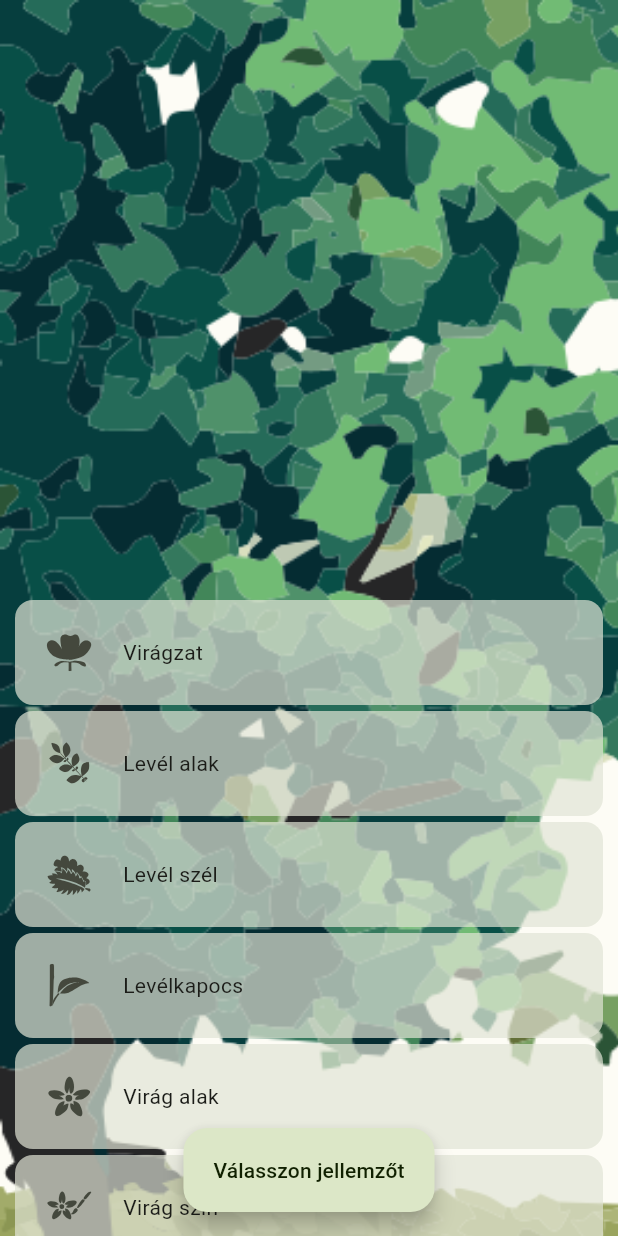
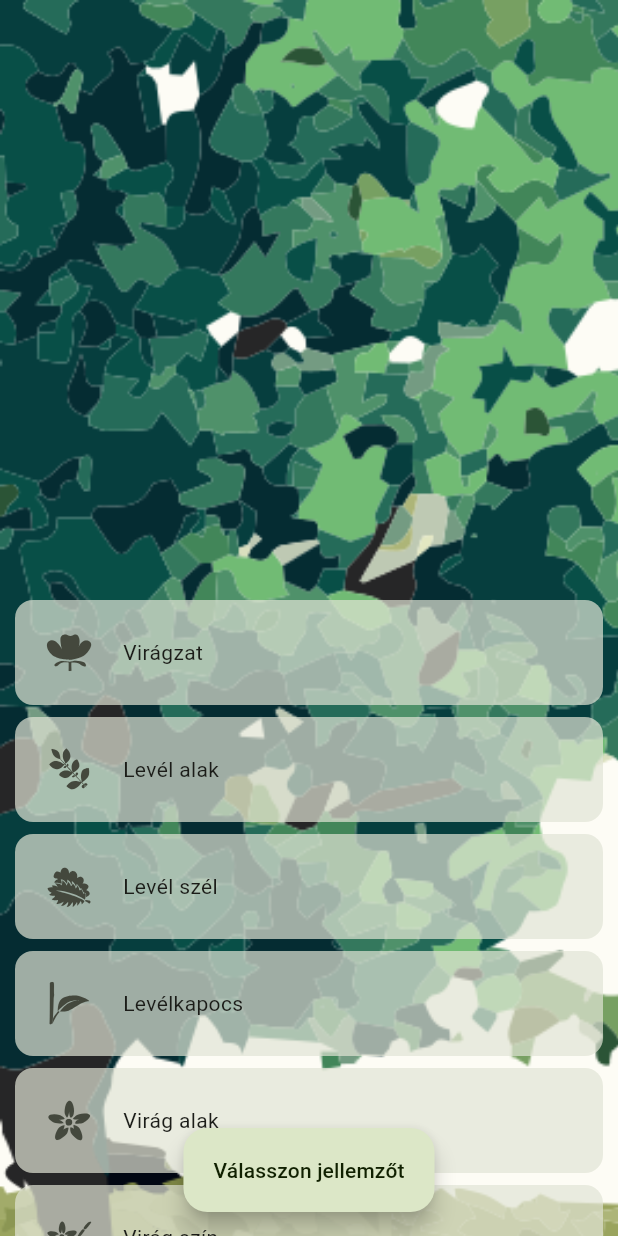
Before and after one commit to cszsm/fyto, a Flutter app: the IdentifierScreen screen opened directly, on a phone screen of 412 x 824 dp. Run offline on Flutter 3.47's test engine with Material 2 defaults, Android fonts, the phone set to English and light mode, and no system bars; our stand-ins replace firebase_core, firebase_storage, flutter_svg; missing offline and left inert: firebase_core_web, firebase_storage_web, flutter_archive; accounts and stored records are empty; project files that could hold a hidden picture were left out.

Commit message:
Redesign category selector

```diff
--- a/lib/widgets/identifier/attribute_category_selector/attribute_category_selector.dart
+++ b/lib/widgets/identifier/attribute_category_selector/attribute_category_selector.dart
@@ -1,8 +1,8 @@
 import 'package:flutter/material.dart';
-import 'package:fyto/data/plant_attribute_categories.dart';
 import 'package:fyto/utils/utils.dart';
 import 'package:fyto/widgets/identifier/attribute_category_selector/selected_category_tile.dart';
 import 'package:fyto/widgets/identifier/attribute_category_selector/unselected_category_tile.dart';
+import 'package:fyto/widgets/identifier/clear_filter_button.dart';
 
 class AttributeCategorySelector extends StatefulWidget {
   final Function onSelectionChanged;
@@ -55,7 +55,7 @@ class _AttributeCategorySelectorState extends State<AttributeCategorySelector> {
 
     return ListView.separated(
       separatorBuilder: (BuildContext context, int index) {
-        return const SizedBox(height: 4);
+        return const SizedBox(height: 8);
       },
       itemCount: itemCount,
       itemBuilder: (BuildContext context, int index) {
@@ -83,12 +83,9 @@ class _AttributeCategorySelectorState extends State<AttributeCategorySelector> {
                 child: Padding(
                   padding: const EdgeInsets.only(right: 22),
                   child: selection.isNotEmpty
-                      ? IconButton(
-                          icon: const Icon(
-                            Icons.playlist_remove,
-                            size: 28,
-                          ),
-                          onPressed: resetSelection)
+                      ? ClearFilterButton(
+                          onTap: resetSelection,
+                        )
                       : Container(),
                 ),
               ),
--- a/lib/widgets/identifier/attribute_category_selector/category_tile.dart
+++ b/lib/widgets/identifier/attribute_category_selector/category_tile.dart
@@ -2,7 +2,7 @@ import 'package:flutter/material.dart';
 import 'package:flutter_svg/svg.dart';
 
 class CategoryTile extends StatelessWidget {
-  final Color backgroundColor;
+  final Color? backgroundColor;
   final SvgPicture icon;
   final Function onSelect;
   final Function? onClose;
@@ -10,7 +10,7 @@ class CategoryTile extends StatelessWidget {
 
   const CategoryTile({
     super.key,
-    required this.backgroundColor,
+    this.backgroundColor,
     required this.icon,
     required this.onSelect,
     this.onClose,
@@ -19,17 +19,18 @@ class CategoryTile extends StatelessWidget {
 
   @override
   Widget build(BuildContext context) {
+    final ColorScheme colorScheme = Theme.of(context).colorScheme;
+
     return Padding(
       padding: const EdgeInsets.symmetric(horizontal: 10),
       child: GestureDetector(
         onTap: () => onSelect(context),
-        child: ClipRRect(
-          borderRadius: const BorderRadius.all(Radius.circular(12)),
-          child: Container(
+        child: Card(
+          color: backgroundColor,
+          elevation: 0,
+          margin: EdgeInsets.zero,
+          child: SizedBox(
             height: 70,
-            decoration: BoxDecoration(
-              color: backgroundColor,
-            ),
             child: Padding(
               padding: const EdgeInsets.symmetric(vertical: 10),
               child: Row(
@@ -44,11 +45,21 @@ class CategoryTile extends StatelessWidget {
                   onClose != null
                       ? Padding(
                           padding: const EdgeInsets.only(right: 12),
-                          child: IconButton(
-                            onPressed: () => onClose!(),
-                            icon: const Icon(
-                              Icons.clear,
-                              size: 28,
+                          child: Ink(
+                            padding: EdgeInsets.zero,
+                            width: 38,
+                            height: 38,
+                            decoration: ShapeDecoration(
+                              color: colorScheme.secondaryContainer,
+                              shape: const CircleBorder(),
+                            ),
+                            child: IconButton(
+                              padding: EdgeInsets.zero,
+                              onPressed: () => onClose!(),
+                              icon: const Icon(
+                                Icons.remove,
+                                size: 28,
+                              ),
                             ),
                           ),
                         )
```
Also changed, not shown: lib/widgets/identifier/attribute_category_selector/selected_category_tile.dart (+4 -6 lines), lib/widgets/identifier/clear_filter_button.dart (added, +35 -0 lines), 1 other file.
